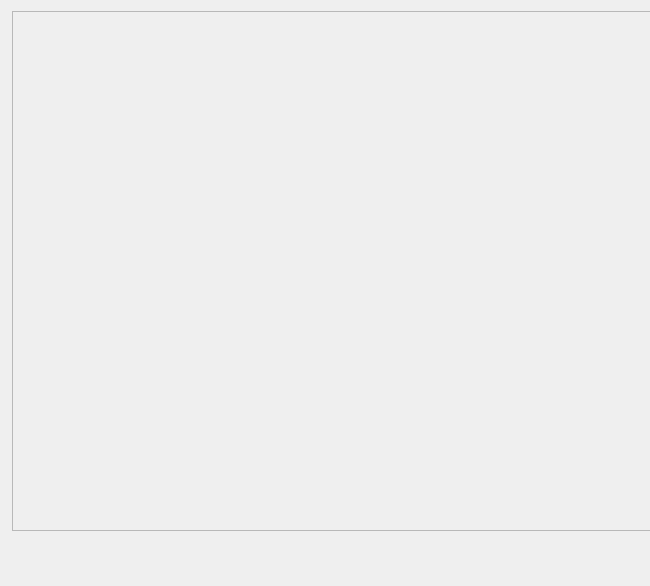
The window that widget/Setting/ChatBot/WLibarary.ui (yechaoGitHub/AI) describes before a commit, drawn with Qt 5.
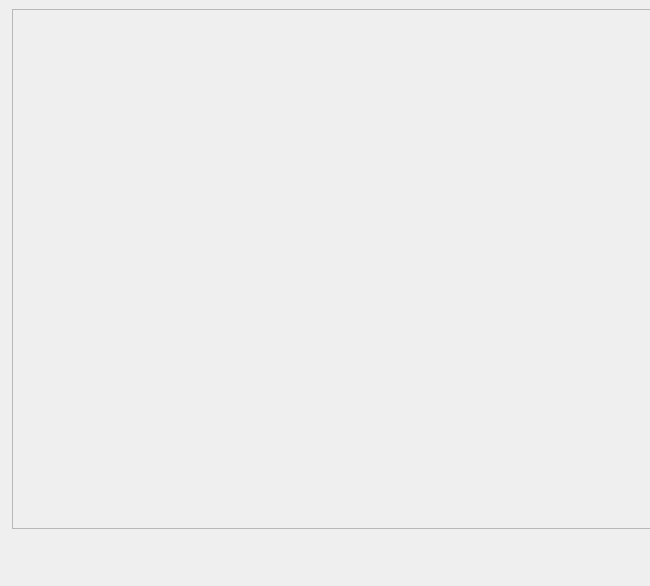
The same window after the commit. Icons and pictures are not drawn. Custom widgets are drawn as their Qt base class.

```diff
--- a/widget/Setting/ChatBot/WLibarary.ui
+++ b/widget/Setting/ChatBot/WLibarary.ui
@@ -98,6 +98,9 @@
    <property name="leftMargin">
     <number>12</number>
    </property>
+   <property name="topMargin">
+    <number>9</number>
+   </property>
    <property name="rightMargin">
     <number>2</number>
    </property>
@@ -115,6 +118,9 @@
        <height>520</height>
       </size>
      </property>
+     <property name="styleSheet">
+      <string notr="true"/>
+     </property>
      <property name="frameShape">
       <enum>QFrame::StyledPanel</enum>
      </property>
@@ -125,6 +131,9 @@
       <property name="leftMargin">
        <number>0</number>
       </property>
+      <property name="topMargin">
+       <number>0</number>
+      </property>
      </layout>
     </widget>
    </item>
```
